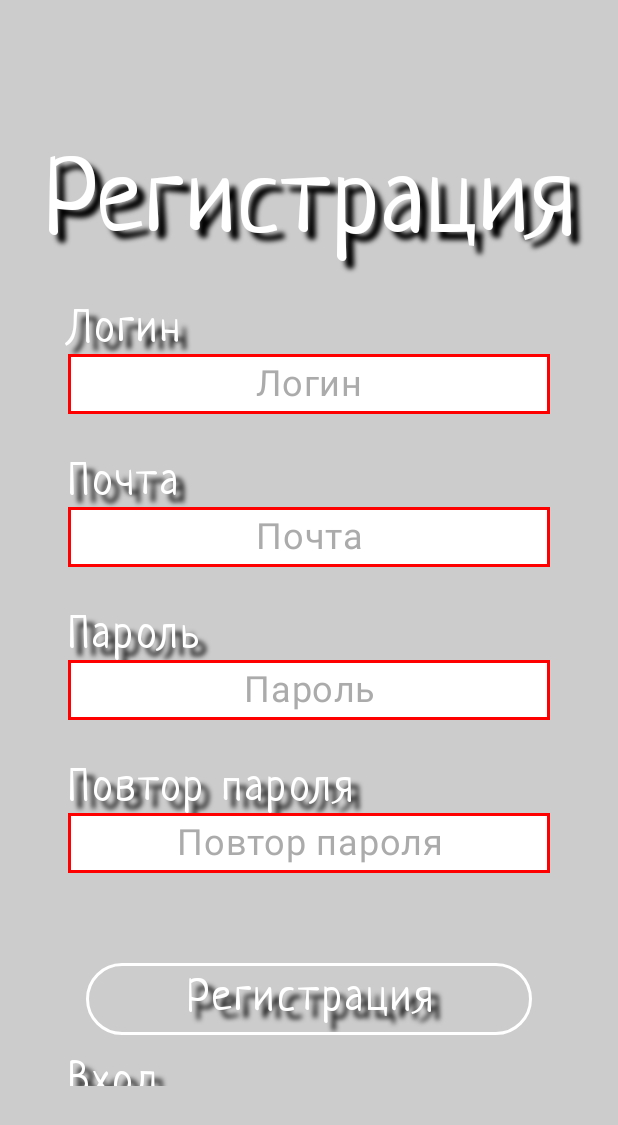
After one commit to RimmaMixeeva/KidsPlay, an Android app built with Jetpack Compose: the RegistrationScreen screen opened through its navigation route, on a phone screen of 412 x 824 dp. The commit adds this screen. Shown: the top 1125 px of the screen. Run offline under Robolectric (Android 15) with nearby library versions, the phone set to English and light mode, and no system bars; our stand-ins replace Dagger/Hilt's generated code.

Commit message:
login and registration

```diff
--- a/app/build.gradle.kts
+++ b/app/build.gradle.kts
@@ -51,6 +51,11 @@ dependencies {
     implementation(libs.androidx.room.ktx)
     implementation(libs.lottie.compose)
 
+    //retrofit
+    implementation (libs.retrofit)
+    implementation (libs.converter.gson)
+    implementation(libs.okhttp)
+
 
     implementation(libs.android.navigation.libs)
     implementation(libs.kotlinx.serialization.json)
--- a/app/src/main/AndroidManifest.xml
+++ b/app/src/main/AndroidManifest.xml
@@ -2,6 +2,7 @@
 <manifest xmlns:android="http://schemas.android.com/apk/res/android"
     xmlns:tools="http://schemas.android.com/tools">
 
+    <uses-permission android:name="android.permission.INTERNET"/>
     <application
         android:name=".KidsPlayApp"
         android:allowBackup="true"
--- a/app/src/main/java/rimma/mixeeva/kidsplay/MainActivity.kt
+++ b/app/src/main/java/rimma/mixeeva/kidsplay/MainActivity.kt
@@ -41,6 +41,8 @@ import rimma.mixeeva.kidsplay.screens.colorGame.ColorGameFourthLevelsScreen
 import rimma.mixeeva.kidsplay.screens.colorGame.ColorGameSecondLevelsScreen
 import rimma.mixeeva.kidsplay.screens.colorGame.ColorGameThirdLevelsScreen
 import rimma.mixeeva.kidsplay.screens.components.AutoResizedText
+import rimma.mixeeva.kidsplay.screens.parentsPart.LoginScreen
+import rimma.mixeeva.kidsplay.screens.parentsPart.RegistrationScreen
 import rimma.mixeeva.kidsplay.ui.theme.KidsPlayTheme
 import javax.inject.Inject
 
@@ -55,6 +57,7 @@ class MainActivity : ComponentActivity() {
 
     private val mainViewModel by viewModels<MainViewModel>()
     private val colorGameViewModel by viewModels<ColorGameViewModel>()
+    private val parentViewModel by viewModels<ParentViewModel>()
 
     override fun onCreate(savedInstanceState: Bundle?) {
         super.onCreate(savedInstanceState)
@@ -72,7 +75,6 @@ class MainActivity : ComponentActivity() {
                     }
                     composable<Screen.PlayGroundScreen> {
                         PlaygroundScreen(mainViewModel)
-//                        YouReceivedGiftScreen(mainViewModel)
                     }
                     composable<Screen.ColorGameScreen> {
                         ColorGameScreen(colorGameViewModel)
@@ -127,6 +129,12 @@ class MainActivity : ComponentActivity() {
                     composable<Screen.YouReceivedGiftScreen> {
                         YouReceivedGiftScreen(mainViewModel)
                     }
+                    composable<Screen.LoginScreen> {
+                        LoginScreen(parentViewModel)
+                    }
+                    composable<Screen.RegistrationScreen> {
+                        RegistrationScreen(parentViewModel)
+                    }
                 }
             }
             Box(
--- a/app/src/main/java/rimma/mixeeva/kidsplay/MainViewModel.kt
+++ b/app/src/main/java/rimma/mixeeva/kidsplay/MainViewModel.kt
@@ -1,10 +1,12 @@
 package rimma.mixeeva.kidsplay
 
+import android.content.Context
 import androidx.compose.runtime.MutableState
 import androidx.compose.runtime.mutableStateOf
 import androidx.lifecycle.ViewModel
 import androidx.lifecycle.viewModelScope
 import dagger.hilt.android.lifecycle.HiltViewModel
+import dagger.hilt.android.qualifiers.ApplicationContext
 import kotlinx.coroutines.flow.SharingStarted
 import kotlinx.coroutines.flow.first
 import kotlinx.coroutines.flow.stateIn
@@ -22,7 +24,8 @@ class MainViewModel @Inject constructor(
     var userPreferencesRepository: IUserPreferencesRepository,
     var giftDao: GiftDao,
     var achievementsDao: AchievementsDao,
-    var mediaPlayer: KidsMediaPlayer
+    var mediaPlayer: KidsMediaPlayer,
+    @ApplicationContext var context: Context
 ) : ViewModel() {
 
     var currentAchievementToShow: MutableState<Int?> = mutableStateOf(null)
--- a/app/src/main/java/rimma/mixeeva/kidsplay/navigation/Navigator.kt
+++ b/app/src/main/java/rimma/mixeeva/kidsplay/navigation/Navigator.kt
@@ -20,4 +20,10 @@ class Navigator @Inject constructor() {
     fun popBackStack(){
         navController?.popBackStack()
     }
+    fun navigateToNextAndDeletePreviousScreen(current: Screen, next: Screen){
+        navController?.navigate(next) {
+            popUpTo(current) { inclusive = true }
+        }
+    }
+
 }
--- a/app/src/main/java/rimma/mixeeva/kidsplay/navigation/Screen.kt
+++ b/app/src/main/java/rimma/mixeeva/kidsplay/navigation/Screen.kt
@@ -5,6 +5,7 @@ import kotlinx.serialization.Serializable
 @Serializable
 sealed interface Screen {
 
+    //child part
     @Serializable
     data object GreetingScreen : Screen
 
@@ -64,5 +65,12 @@ sealed interface Screen {
     @Serializable
     data object YouReceivedGiftScreen : Screen
 
+    //parents part
+    @Serializable
+    data object LoginScreen : Screen
+
+    @Serializable
+    data object RegistrationScreen : Screen
+
 
 }
--- a/app/src/main/java/rimma/mixeeva/kidsplay/screens/ChooseNicknameScreen.kt
+++ b/app/src/main/java/rimma/mixeeva/kidsplay/screens/ChooseNicknameScreen.kt
@@ -108,7 +108,7 @@ fun ChooseNicknameScreen(viewModel: MainViewModel, avatar: Int? = null) {
                     ),
                     singleLine = true,
                     decorationBox = { innerTextField ->
-                        Box(contentAlignment = Alignment.CenterStart) {
+                        Box(contentAlignment = Alignment.Center) {
                             if (nickname.isEmpty()) {
                                 Text(
                                     "Имя",
--- a/app/src/main/java/rimma/mixeeva/kidsplay/screens/GreetingScreen.kt
+++ b/app/src/main/java/rimma/mixeeva/kidsplay/screens/GreetingScreen.kt
@@ -1,7 +1,10 @@
 package rimma.mixeeva.kidsplay.screens
 
+import android.app.Activity
 import android.util.Log
 import androidx.compose.foundation.Image
+import androidx.compose.foundation.background
+import androidx.compose.foundation.border
 import androidx.compose.foundation.layout.Arrangement
 import androidx.compose.foundation.layout.Box
 import androidx.compose.foundation.layout.Column
@@ -13,7 +16,9 @@ import androidx.compose.foundation.layout.fillMaxWidth
 import androidx.compose.foundation.layout.height
 import androidx.compose.foundation.layout.padding
 import androidx.compose.foundation.layout.width
+import androidx.compose.foundation.shape.CircleShape
 import androidx.compose.material.icons.Icons
+import androidx.compose.material.icons.filled.AccountBox
 import androidx.compose.material.icons.filled.AccountCircle
 import androidx.compose.material.icons.filled.Close
 import androidx.compose.material.icons.filled.PlayArrow
@@ -66,20 +71,23 @@ fun GreetingScreen(modifier: Modifier = Modifier, viewModel: MainViewModel) {
         ) {
             Column {
                 Row(
-                    horizontalArrangement = Arrangement.End,
+                    horizontalArrangement = Arrangement.Start,
                     modifier = Modifier.fillMaxWidth()
                 ) {
                     IconButton(
-                        onClick = {},
+                        onClick = {
+                            viewModel.navigator.navigate(Screen.LoginScreen)
+                        },
                         modifier = Modifier
                             .width(70.dp)
-                            .aspectRatio(1f),
+                            .aspectRatio(1f)
+                            .border(width = 2.dp, color = Color.Gray, shape = CircleShape),
                     ) {
                         Icon(
-                            imageVector = Icons.Default.Close,
+                            imageVector = Icons.Default.AccountCircle,
                             contentDescription = "close icon",
-                            tint = Color.Red,
-                            modifier = Modifier.fillMaxSize()
+                            tint = Color.Gray,
+                            modifier = Modifier.fillMaxSize().background(Color.White)
                         )
                     }
                 }
--- /dev/null
+++ b/app/src/main/java/rimma/mixeeva/kidsplay/screens/parentsPart/ParentInputField.kt
@@ -0,0 +1,54 @@
+package rimma.mixeeva.kidsplay.screens.parentsPart
+
+import androidx.compose.foundation.background
+import androidx.compose.foundation.border
+import androidx.compose.foundation.layout.Box
+import androidx.compose.foundation.layout.fillMaxWidth
+import androidx.compose.foundation.layout.height
+import androidx.compose.foundation.layout.padding
+import androidx.compose.foundation.text.BasicTextField
+import androidx.compose.material3.Text
+import androidx.compose.runtime.Composable
+import androidx.compose.runtime.MutableState
+import androidx.compose.ui.Alignment
+import androidx.compose.ui.Modifier
+import androidx.compose.ui.graphics.Color
+import androidx.compose.ui.text.TextStyle
+import androidx.compose.ui.text.style.TextAlign
+import androidx.compose.ui.unit.dp
+import androidx.compose.ui.unit.sp
+
+@Composable
+fun ParentInputField(value: MutableState<String>, text: String, valid: Boolean = true){
+    BasicTextField(
+        value = value.value,
+        onValueChange = { newValue ->
+            value.value = newValue
+        },
+        modifier = Modifier
+            .fillMaxWidth()
+            .height(40.dp)
+            .padding(horizontal = 25.dp),
+        textStyle = TextStyle(
+            color = Color.Black,
+            fontSize = 24.sp,
+            textAlign = TextAlign.Center
+        ),
+        singleLine = true,
+        decorationBox = { innerTextField ->
+            Box(contentAlignment = Alignment.Center, modifier = Modifier.background(
+                Color.White).border(width = if (valid) (-1).dp else 2.dp, color = Color.Red)) {
+                if (value.value.isEmpty()) {
+                    Text(
+                        text,
+                        fontSize = 24.sp,
+                        color = Color.Gray.copy(alpha = 0.7f),
+                        modifier = Modifier.fillMaxWidth(),
+                        textAlign = TextAlign.Center
+                    )
+                }
+                innerTextField()
+            }
+        }
+    )
+}
--- /dev/null
+++ b/app/src/main/java/rimma/mixeeva/kidsplay/screens/parentsPart/RegistrationScreen.kt
@@ -0,0 +1,206 @@
+package rimma.mixeeva.kidsplay.screens.parentsPart
+
+import androidx.compose.foundation.background
+import androidx.compose.foundation.border
+import androidx.compose.foundation.clickable
+import androidx.compose.foundation.gestures.scrollable
+import androidx.compose.foundation.layout.Arrangement
+import androidx.compose.foundation.layout.Box
+import androidx.compose.foundation.layout.Column
+import androidx.compose.foundation.layout.Row
+import androidx.compose.foundation.layout.Spacer
+import androidx.compose.foundation.layout.fillMaxHeight
+import androidx.compose.foundation.layout.fillMaxSize
+import androidx.compose.foundation.layout.fillMaxWidth
+import androidx.compose.foundation.layout.height
+import androidx.compose.foundation.layout.padding
+import androidx.compose.foundation.layout.width
+import androidx.compose.foundation.layout.wrapContentSize
+import androidx.compose.foundation.rememberScrollState
+import androidx.compose.foundation.shape.RoundedCornerShape
+import androidx.compose.foundation.verticalScroll
+import androidx.compose.material3.Button
+import androidx.compose.material3.ButtonDefaults
+import androidx.compose.material3.CircularProgressIndicator
+import androidx.compose.material3.MaterialTheme
+import androidx.compose.runtime.Composable
+import androidx.compose.runtime.mutableStateOf
+import androidx.compose.runtime.remember
+import androidx.compose.ui.Alignment
+import androidx.compose.ui.Modifier
+import androidx.compose.ui.graphics.Color
+import androidx.compose.ui.text.style.TextAlign
+import androidx.compose.ui.unit.dp
+import androidx.compose.ui.unit.sp
+import rimma.mixeeva.kidsplay.AUTH_STATE
+import rimma.mixeeva.kidsplay.ParentViewModel
+import rimma.mixeeva.kidsplay.navigation.Screen
+import rimma.mixeeva.kidsplay.screens.components.AutoResizedText
+import rimma.mixeeva.kidsplay.ui.theme.DarkBlue
+
+@Composable
+fun RegistrationScreen(viewModel: ParentViewModel) {
+    val login = remember {
+        mutableStateOf("")
+    }
+    val email = remember {
+        mutableStateOf("")
+    }
+    val password = remember {
+        mutableStateOf("")
+    }
+    val repeatingPassword = remember {
+        mutableStateOf("")
+    }
+    Box(
+        modifier = Modifier
+            .fillMaxSize()
+            .background(Color.LightGray)
+    ) {
+        Column(
+            modifier = Modifier
+                .padding(vertical = 100.dp, horizontal = 20.dp)
+                .fillMaxHeight()
+                .verticalScroll(rememberScrollState())
+        ) {
+            AutoResizedText(
+                modifier = Modifier.fillMaxWidth(),
+                text = "Регистрация",
+                size = 100.sp,
+                color = Color.White
+            )
+            Spacer(modifier = Modifier.height(30.dp))
+
+            AutoResizedText(
+                modifier = Modifier
+                    .fillMaxWidth()
+                    .padding(horizontal = 25.dp),
+                text = "Логин",
+                size = 30.sp,
+                color = Color.White,
+                align = TextAlign.Start
+            )
+            Row(modifier = Modifier.fillMaxWidth(), horizontalArrangement = Arrangement.Start) {
+                ParentInputField(login, "Логин", valid = (login.value.isNotEmpty()))
+            }
+            Spacer(modifier = Modifier.height(30.dp))
+
+            AutoResizedText(
+                modifier = Modifier
+                    .fillMaxWidth()
+                    .padding(horizontal = 25.dp),
+                text = "Почта",
+                size = 30.sp,
+                color = Color.White,
+                align = TextAlign.Start
+            )
+            Row(modifier = Modifier.fillMaxWidth(), horizontalArrangement = Arrangement.Start) {
+                ParentInputField(email, "Почта", valid = (email.value.isNotEmpty()))
+            }
+            Spacer(modifier = Modifier.height(30.dp))
+            AutoResizedText(
+                modifier = Modifier
+                    .fillMaxWidth()
+                    .padding(horizontal = 25.dp),
+                text = "Пароль",
+                size = 30.sp,
+                color = Color.White,
+                align = TextAlign.Start
+            )
+            Row(modifier = Modifier.fillMaxWidth(), horizontalArrangement = Arrangement.Start) {
+                ParentInputField(
+                    password, "Пароль", valid = (password.value.isNotEmpty())
+                )
+            }
+            Spacer(modifier = Modifier.height(30.dp))
+            AutoResizedText(
+                modifier = Modifier
+                    .fillMaxWidth()
+                    .padding(horizontal = 25.dp),
+                text = "Повтор пароля",
+                size = 30.sp,
+                color = Color.White,
+                align = TextAlign.Start
+            )
+            Row(modifier = Modifier.fillMaxWidth(), horizontalArrangement = Arrangement.Start) {
+                ParentInputField(
+                    repeatingPassword,
+                    "Повтор пароля",
+                    valid = (repeatingPassword.value.isNotEmpty() && password.value == repeatingPassword.value)
+                )
+            }
+            Spacer(modifier = Modifier.height(60.dp))
+            Box(modifier = Modifier.fillMaxWidth(), contentAlignment = Alignment.Center) {
+                Button(
+                    shape = RoundedCornerShape(24.dp),
+                    onClick = {
+                        viewModel.register(login.value, email.value, password.value)
+                    },
+                    modifier = Modifier
+                        .border(
+                            width = 2.dp, color = Color.White, shape = RoundedCornerShape(24.dp)
+                        )
+                        .fillMaxWidth(0.8f),
+                    colors = ButtonDefaults.buttonColors(
+                        containerColor = DarkBlue.copy(alpha = 0.5f),
+                        disabledContainerColor = Color.LightGray,
+                    ),
+                    enabled = login.value.isNotEmpty() && email.value.isNotEmpty()
+                            && password.value.isNotEmpty() && repeatingPassword.value.isNotEmpty()
+                            && password.value == repeatingPassword.value && viewModel.registrationState.value != AUTH_STATE.LOADING
+                ) {
+                    if (viewModel.registrationState.value == AUTH_STATE.LOADING) {
+                        CircularProgressIndicator(
+                            modifier = Modifier,
+                            color = MaterialTheme.colorScheme.secondary,
+                            trackColor = MaterialTheme.colorScheme.surfaceVariant,
+                        )
+                    } else {
+                        AutoResizedText(
+                            modifier = Modifier
+                                .fillMaxWidth()
+                                .padding(horizontal = 25.dp),
+                            text = "Регистрация",
+                            size = 30.sp,
+                            color = Color.White,
+                            align = TextAlign.Center
+                        )
+                    }
+                }
+            }
+            Spacer(modifier = Modifier.height(16.dp))
+            if (viewModel.registrationState.value == AUTH_STATE.ERROR)
+                AutoResizedText(
+                    modifier = Modifier
+                        .fillMaxWidth()
+                        .padding(horizontal = 25.dp),
+                    text = "Проверьте подключение\nк интернету и корректность\nвведённых данных",
+                    size = 30.sp,
+                    color = Color.Red,
+                    align = TextAlign.Start,
+                    hasShadow = false
+                )
+
+            Spacer(modifier = Modifier.weight(1f))
+            Box(modifier = Modifier
+                .clickable {
+                    viewModel.registrationState.value = AUTH_STATE.NONE
+                    viewModel.navigator.navigateToNextAndDeletePreviousScreen(
+                        Screen.RegistrationScreen, Screen.LoginScreen
+                    )
+                }
+                .wrapContentSize()) {
+                AutoResizedText(
+                    modifier = Modifier
+                        .fillMaxWidth()
+                        .padding(horizontal = 25.dp),
+                    text = "Вход",
+                    size = 30.sp,
+                    color = Color.White,
+                    align = TextAlign.Start
+                )
+            }
+        }
+
+    }
+}
--- /dev/null
+++ b/app/src/main/java/rimma/mixeeva/kidsplay/screens/server/LoginRequest.kt
@@ -0,0 +1,6 @@
+package rimma.mixeeva.kidsplay.screens.server
+
+data class LoginRequest (
+    val username: String,
+    val password: String
+)
--- /dev/null
+++ b/app/src/main/java/rimma/mixeeva/kidsplay/screens/server/LoginResponse.kt
@@ -0,0 +1,5 @@
+package rimma.mixeeva.kidsplay.screens.server
+
+data class LoginResponse (
+    val token: String
+)
--- /dev/null
+++ b/app/src/main/java/rimma/mixeeva/kidsplay/screens/server/RegistrationResponse.kt
@@ -0,0 +1,5 @@
+package rimma.mixeeva.kidsplay.screens.server
+
+data class RegistrationResponse (
+    val token: String
+)
--- a/gradle/libs.versions.toml
+++ b/gradle/libs.versions.toml
@@ -2,6 +2,7 @@
 agp = "8.8.0"
 coilCompose = "3.1.0"
 coilGif = "2.6.0"
+converterGson = "2.11.0"
 datastorePreferences = "1.1.4"
 exoplayerVersion = "2.19.1"
 kotlin = "2.0.0"
@@ -14,6 +15,8 @@ activityCompose = "1.10.1"
 composeBom = "2024.04.01"
 lottieCompose = "6.0.0"
 navVersion = "2.8.9"
+okhttp = "4.12.0"
+retrofit = "2.11.0"
 roomRuntime = "2.7.0"
 serialization = "1.6.3"
 hilt = "2.51.1"
@@ -26,6 +29,7 @@ androidx-room-runtime = { module = "androidx.room:room-runtime", version.ref = "
 androidx-room-ktx = { module = "androidx.room:room-ktx", version.ref = "roomRuntime" }
 coil-compose = { module = "io.coil-kt.coil3:coil-compose", version.ref = "coilCompose" }
 coil-gif = { module = "io.coil-kt:coil-gif", version.ref = "coilGif" }
+converter-gson = { module = "com.squareup.retrofit2:converter-gson", version.ref = "converterGson" }
 google-exoplayer = { module = "com.google.android.exoplayer:exoplayer", version.ref = "exoplayerVersion" }
 hilt-android = { module = "com.google.dagger:hilt-android", version.ref = "hilt" }
 hilt-compiler = { module = "com.google.dagger:hilt-compiler", version.ref = "hilt" }
@@ -46,6 +50,8 @@ androidx-ui-test-junit4 = { group = "androidx.compose.ui", name = "ui-test-junit
 androidx-material3 = { group = "androidx.compose.material3", name = "material3" }
 kotlinx-serialization-json = {group = "org.jetbrains.kotlinx", name = "kotlinx-serialization-json", version.ref = "serialization"}
 lottie-compose = { module = "com.airbnb.android:lottie-compose", version.ref = "lottieCompose" }
+okhttp = { module = "com.squareup.okhttp3:okhttp", version.ref = "okhttp" }
+retrofit = { module = "com.squareup.retrofit2:retrofit", version.ref = "retrofit" }
 
 [plugins]
 hilt-android = { id = "com.google.dagger.hilt.android", version.ref = "hilt"}
```
Also changed, not shown: app/src/main/java/rimma/mixeeva/kidsplay/ParentViewModel.kt (added, +58 -0 lines), app/src/main/java/rimma/mixeeva/kidsplay/screens/parentsPart/LoginScreen.kt (added, +162 -0 lines), app/src/main/java/rimma/mixeeva/kidsplay/screens/server/RegistrationRequest.kt (added, +7 -0 lines), app/src/main/java/rimma/mixeeva/kidsplay/screens/server/RetrofitInstance.kt (added, +19 -0 lines), app/src/main/java/rimma/mixeeva/kidsplay/screens/server/ServerApi.kt (added, +14 -0 lines).
